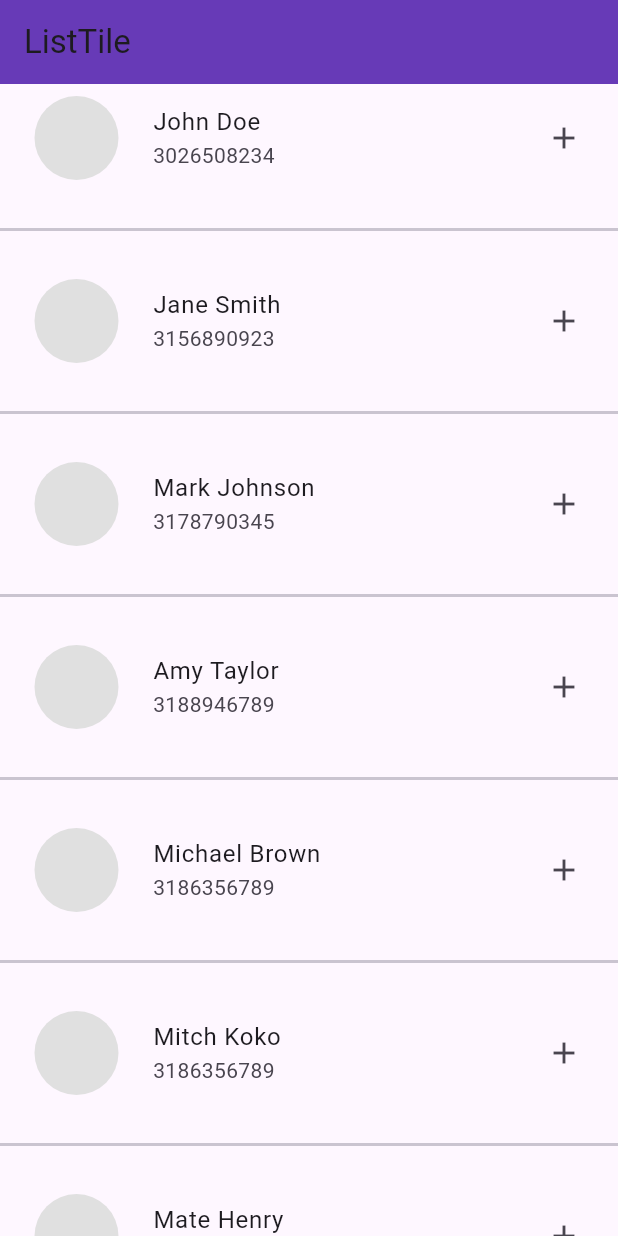
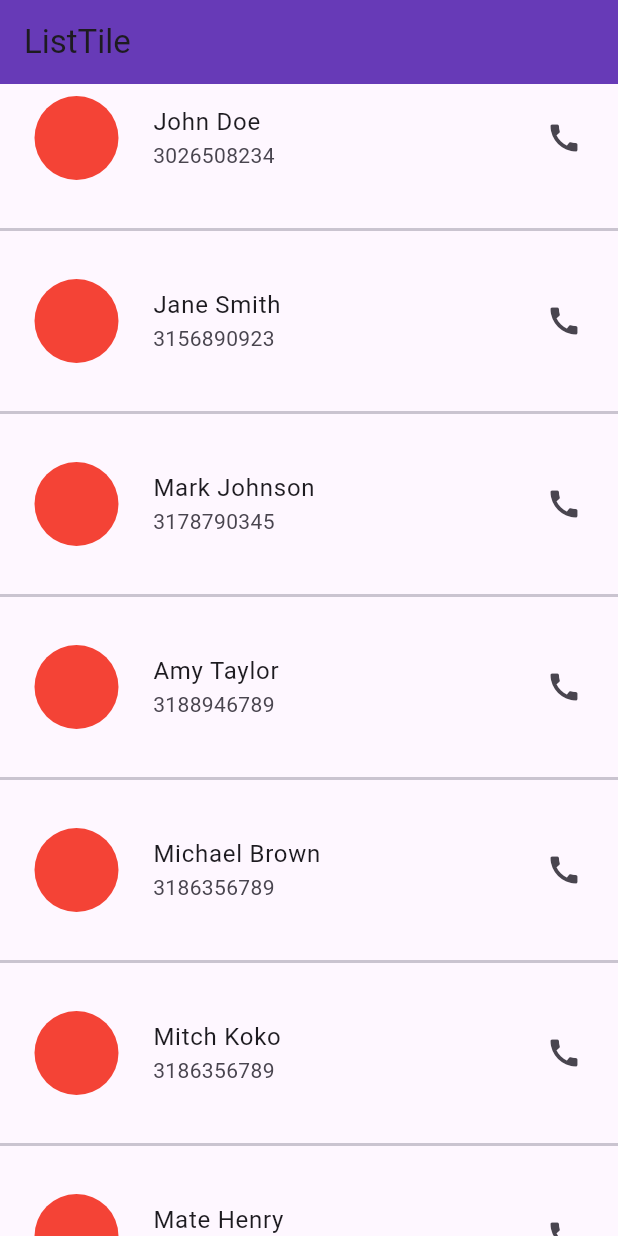
Before and after one commit to m-aqsam/Flutter_Basics, a Flutter app: the screen it shows after launch, on a phone screen of 412 x 824 dp. Run offline on Flutter 3.47's test engine with Material 3 defaults, Android fonts, the phone set to English and light mode, and no system bars.

Commit message:
Update ListTile

```diff
--- a/flutter_widgets/lib/04_ListView_and_Builder/04_ListTile.dart
+++ b/flutter_widgets/lib/04_ListView_and_Builder/04_ListTile.dart
@@ -49,7 +49,7 @@ class List_Tile extends StatelessWidget {
                   height: 70,
                   width: 70,
                   child: CircleAvatar(
-                    backgroundColor: Colors.grey[300],
+                    backgroundColor: Colors.red,
                     // child: Image.asset('assets/images/blackavatar.png'),
                     //  backgroundImage:
                     //    AssetImage('assets/images/profile_image.jpg'),
@@ -65,7 +65,7 @@ class List_Tile extends StatelessWidget {
                 // ),
                 title: Text(arrNames[index]),
                 subtitle: Text(arrPhone[index].toString()),
-                trailing: Icon(Icons.add),
+                trailing: Icon(Icons.call),
               );
             },
             separatorBuilder: (context, index) {
```
